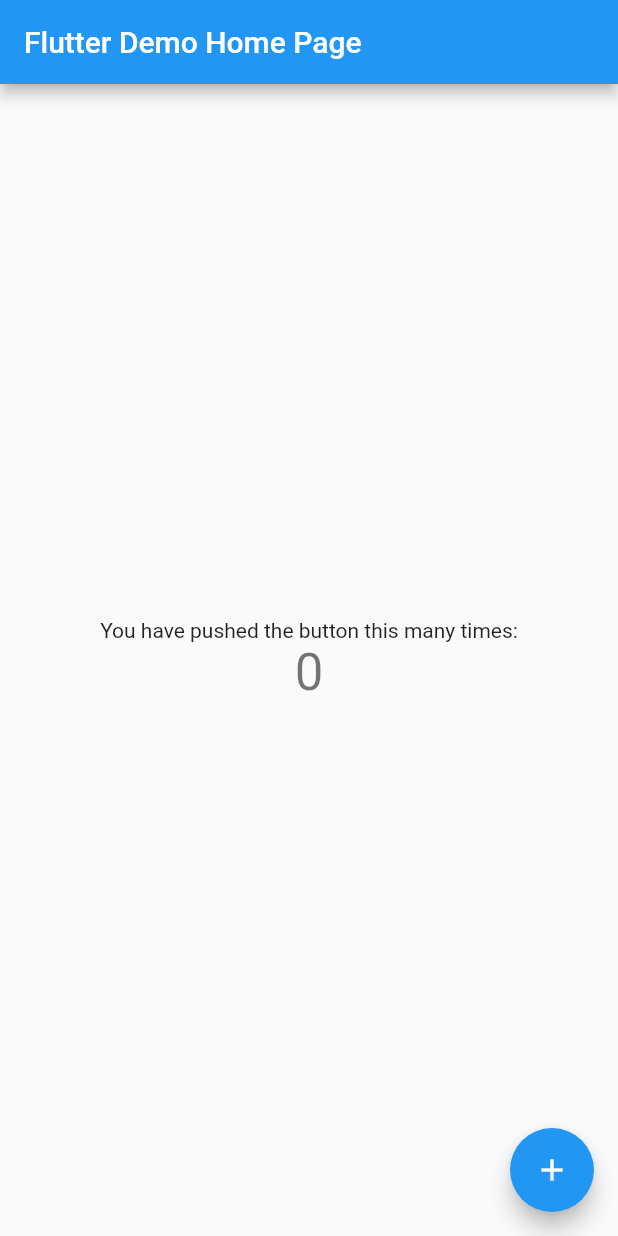
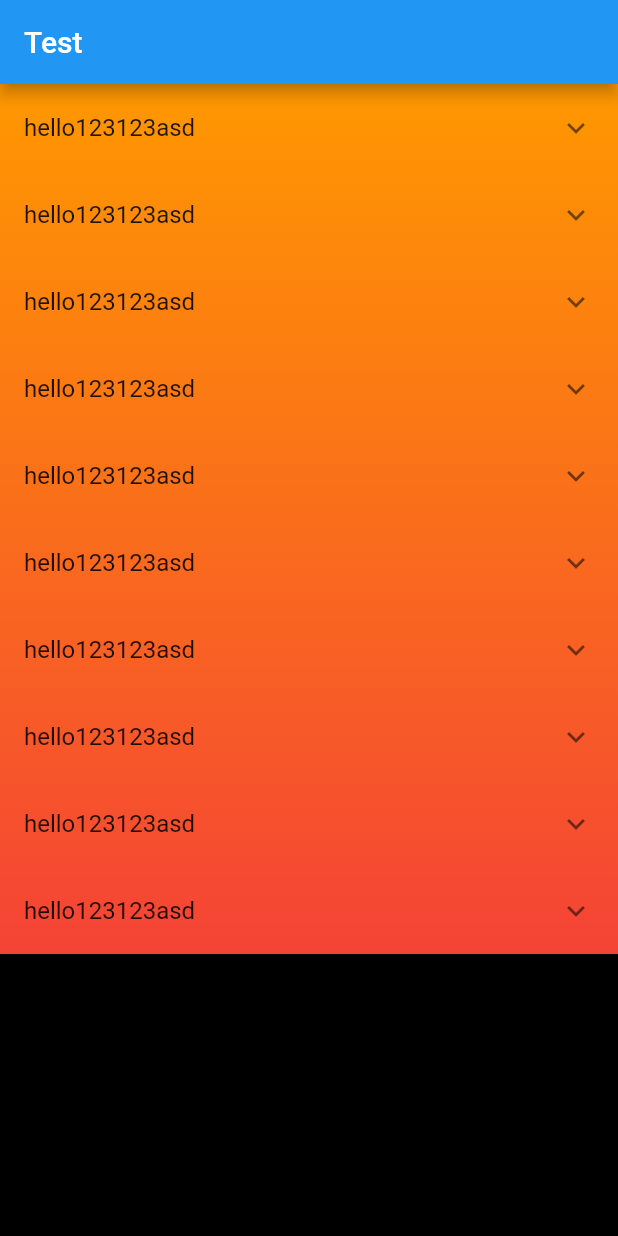
Before and after one commit to StireArLankar/flutter_json_editor, a Flutter app: the screen it shows after launch, on a phone screen of 412 x 824 dp. Run offline on Flutter 3.47's test engine with Material 2 defaults, Android fonts, the phone set to English and light mode, and no system bars.

Commit message:
added interactive view for limitless scrolling

```diff
--- a/lib/main.dart
+++ b/lib/main.dart
@@ -1,4 +1,6 @@
 import 'package:flutter/material.dart';
+
+import 'view.dart';
 
 void main() {
   runApp(MyApp());
@@ -11,18 +13,9 @@
     return MaterialApp(
       title: 'Flutter Demo',
       theme: ThemeData(
-        // This is the theme of your application.
-        //
-        // Try running your application with "flutter run". You'll see the
-        // application has a blue toolbar. Then, without quitting the app, try
-        // changing the primarySwatch below to Colors.green and then invoke
-        // "hot reload" (press "r" in the console where you ran "flutter run",
-        // or simply save your changes to "hot reload" in a Flutter IDE).
-        // Notice that the counter didn't reset back to zero; the application
-        // is not restarted.
         primarySwatch: Colors.blue,
       ),
-      home: MyHomePage(title: 'Flutter Demo Home Page'),
+      home: MyTest(title: "Test"),
     );
   }
 }
--- /dev/null
+++ b/lib/view.dart
@@ -0,0 +1,128 @@
+import 'package:flutter/material.dart';
+
+import 'section.dart';
+
+class MyTest extends StatefulWidget {
+  MyTest({Key? key, this.title}) : super(key: key);
+
+  final String? title;
+
+  @override
+  _MyHomePageState createState() => _MyHomePageState();
+}
+
+class _MyHomePageState extends State<MyTest> {
+  @override
+  Widget build(BuildContext context) {
+    return Scaffold(
+      appBar: AppBar(
+        title: Text(widget.title!),
+      ),
+      body: Column(
+        crossAxisAlignment: CrossAxisAlignment.stretch,
+        children: [
+          Expanded(
+            child: LayoutBuilder(builder: (context, constraints) {
+              return InteractiveViewer(
+                maxScale: 1,
+                minScale: 1,
+                constrained: false,
+                child: Container(
+                  constraints: BoxConstraints(
+                    minWidth: constraints.minWidth,
+                    minHeight: constraints.minHeight,
+                  ),
+                  color: Colors.black,
+                  child: Table(
+                    defaultColumnWidth: IntrinsicColumnWidth(),
+                    children: [
+                      TableRow(
+                        children: [
+                          Container(
+                            decoration: BoxDecoration(
+                              gradient: LinearGradient(
+                                begin: Alignment.topCenter,
+                                end: Alignment.bottomCenter,
+                                colors: [Colors.orange, Colors.red],
+                                stops: [0.0, 1.0],
+                              ),
+                            ),
+                            child: Column(
+                              children: [
+                                newMethod(),
+                                newMethod(),
+                                newMethod(),
+                                newMethod(),
+                                newMethod(),
+                                newMethod(),
+                                newMethod(),
+                                newMethod(),
+                                newMethod(),
+                                newMethod(),
+                              ],
+                            ),
+                          ),
+                        ],
+                      ),
+                    ],
+                  ),
+                ),
+              );
+            }),
+          ),
+        ],
+      ),
+    );
+  }
+
+  Container newMethod([int tick = 0]) {
+    if (tick > 3) {
+      return Container(
+        child: ExpansionTile(
+          maintainState: true,
+          title: Text(
+            "hello123123asd     ",
+          ),
+          children: [
+            buildRow(),
+            buildRow(),
+            buildRow(),
+          ],
+        ),
+      );
+    }
+
+    return Container(
+      child: ExpansionTile(
+        maintainState: true,
+        onExpansionChanged: (_) => print("$tick $_"),
+        title: Text(
+          "hello123123asd     ",
+        ),
+        expandedCrossAxisAlignment: CrossAxisAlignment.stretch,
+        children: [
+          newMethod2(),
+          Container(
+            margin: const EdgeInsets.only(left: 50),
+            child: newMethod(tick + 1),
+          ),
+        ],
+      ),
+    );
+  }
+
+  Section newMethod2([int tick = 0]) => tick < 2
+      ? Section(child: newMethod2(tick + 1))
+      : Section(
+          child: Text("hello world"),
+        );
+
+  Container buildRow() {
+    return Container(
+      child: Text("asd"),
+      padding: EdgeInsets.all(10),
+      color: Colors.black26,
+      width: 300,
+    );
+  }
+}
```
Also changed, not shown: lib/section.dart (added, +101 -0 lines).
